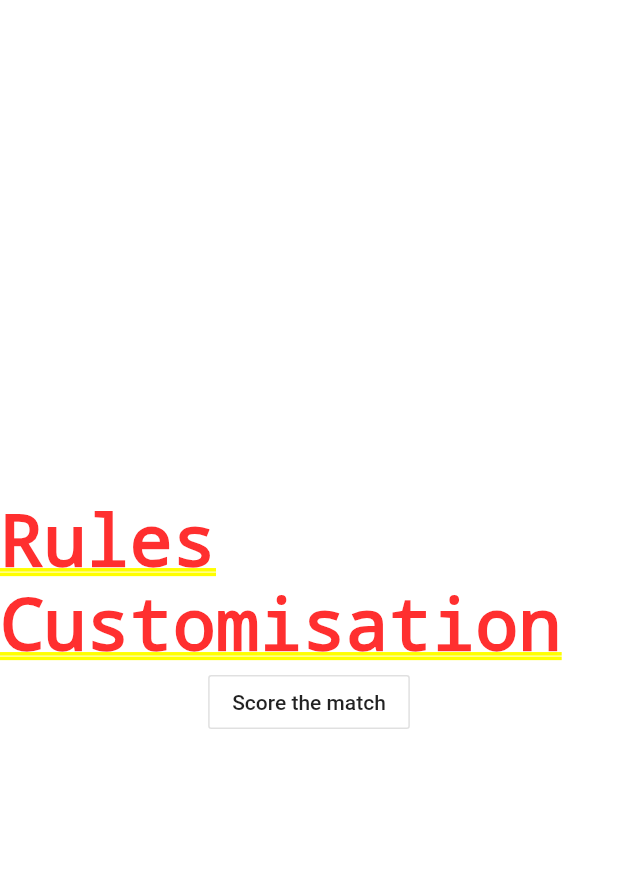
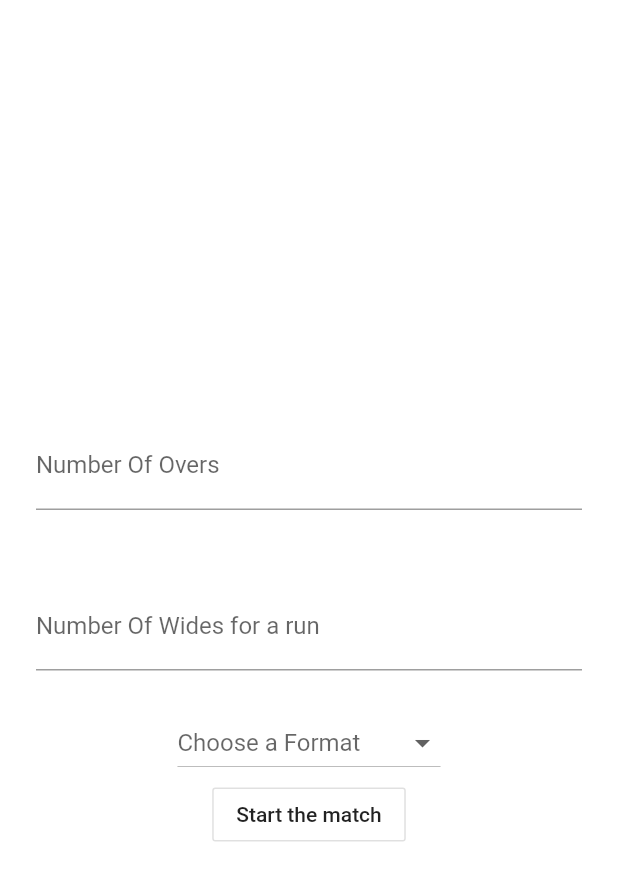
Before and after one commit to kushal05/cric-scorer, a Flutter app: the RulesCustomisation screen opened by its route, on a phone screen of 412 x 824 dp. Shown: the top 881 px of the screen. Run offline on Flutter 3.47's test engine with Material 2 defaults, Android fonts, the phone set to English and light mode, and no system bars; accounts and stored records are empty.

Commit message:
Added some fields in rules-customisation

```diff
--- a/lib/Screens/rules-customisation-screen.dart
+++ b/lib/Screens/rules-customisation-screen.dart
@@ -8,6 +8,7 @@ class RulesCustomisation extends StatefulWidget {
 }
 
 class _RulesCustomisationState extends State<RulesCustomisation> {
+  int selectedFormat;
   @override
   Widget build(BuildContext context) {
     return Container(
@@ -15,12 +16,53 @@ class _RulesCustomisationState extends State<RulesCustomisation> {
         child: Column(
           mainAxisAlignment: MainAxisAlignment.center,
           children: [
-            Text('Rules Customisation'),
+            Padding(
+              padding: const EdgeInsets.all(24.0),
+              child: TextField(
+                decoration: InputDecoration(
+                  labelText: 'Number Of Overs',
+                  hintText: 'Eg: 5, 10, 15, 20'
+                ),
+              ),
+            ),
+            Padding(
+              padding: const EdgeInsets.all(24.0),
+              child: TextField(
+                decoration: InputDecoration(
+                  labelText: 'Number Of Wides for a run',
+                  hintText: 'Eg: 1 (default), 2 (consecutive)',
+                  hintStyle: TextStyle(fontSize: 15)
+                ),
+              ),
+            ),
+            DropdownButton(
+              hint: Text('Choose a Format'),
+              value: selectedFormat,
+              items: [
+                DropdownMenuItem(
+                  value: 1,
+                    child: Text('Single Innings')
+                ),
+                DropdownMenuItem(
+                  value: 2,
+                    child: Text('Double Innings (Test)')
+                )
+              ],
+              onChanged: (val){
+                setState(() {
+                  selectedFormat = val;
+                });
+                print('Selected value: $val');
+              },
+              onTap: () {
+                  print('Tapped');
+              },
+            ),
             OutlineButton(
                 onPressed: () {
                 Provider.of<HomeProvider>(context, listen: false).updatePageDetails('scoring');
               },
-              child: Text('Score the match'),
+              child: Text('Start the match'),
             )
           ],
         ),
```
